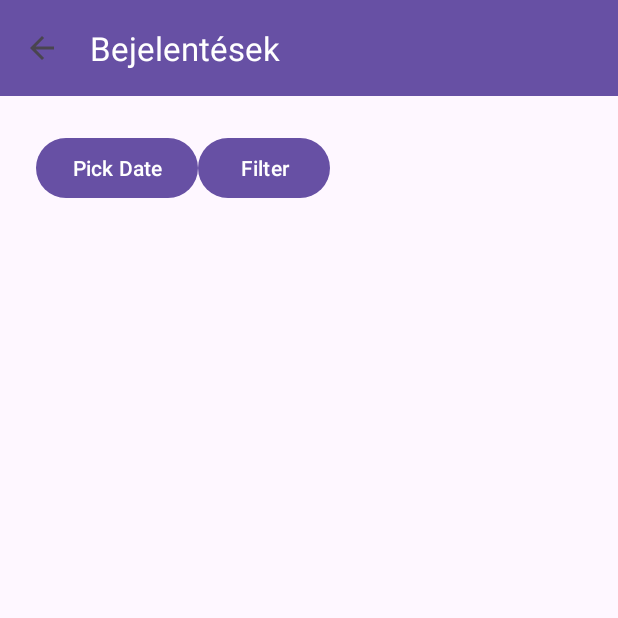
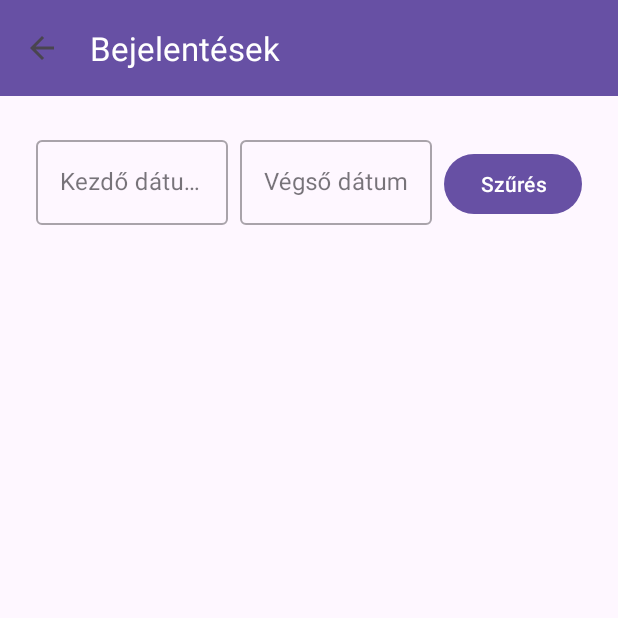
Before and after one commit to alukacs03/mobile-dev-course, an Android app: the ReadingListActivity screen opened directly, with no data from a screen before it, on a phone screen of 412 x 824 dp, the top half of it. Run offline under Robolectric (Android 15) with nearby library versions, the phone set to English and light mode, and no system bars; our stand-ins replace Firebase (no records; nobody signed in at launch, a user with empty details on screens opened directly).

Commit message:
basically done

```diff
--- a/app/src/main/res/layout/activity_action_menu.xml
+++ b/app/src/main/res/layout/activity_action_menu.xml
@@ -119,7 +119,7 @@
                 <ImageView
                     android:layout_width="96dp"
                     android:layout_height="96dp"
-                    android:src="@drawable/edit_data"
+                    android:src="@drawable/edit_user"
                     android:layout_gravity="center_horizontal"
                     />
 
@@ -160,7 +160,7 @@
                 <ImageView
                     android:layout_width="96dp"
                     android:layout_height="96dp"
-                    android:src="@drawable/ic_baseline_settings_ethernet_24"
+                    android:src="@drawable/edit_data"
                     android:layout_gravity="center_horizontal" />
 
                 <TextView
--- a/app/src/main/res/layout/activity_reading_list.xml
+++ b/app/src/main/res/layout/activity_reading_list.xml
@@ -31,17 +31,45 @@
             android:orientation="horizontal"
             android:padding="16dp">
 
-            <Button
-                android:id="@+id/btnPickDate"
-                android:layout_width="wrap_content"
+            <com.google.android.material.textfield.TextInputLayout
+                android:id="@+id/startDatePickerInputLayout"
+                style="@style/Widget.MaterialComponents.TextInputLayout.OutlinedBox"
+                android:layout_width="0dp"
                 android:layout_height="wrap_content"
-                android:text="Pick Date" />
+                android:layout_weight="1"
+                android:hint="Kezdő dátum">
+
+                <com.google.android.material.textfield.TextInputEditText
+                    android:id="@+id/startDatePickerET"
+                    android:layout_width="match_parent"
+                    android:layout_height="wrap_content"
+                    android:focusable="false"
+                    android:inputType="none" />
+            </com.google.android.material.textfield.TextInputLayout>
+
+            <com.google.android.material.textfield.TextInputLayout
+                android:id="@+id/endDatePickerInputLayout"
+                style="@style/Widget.MaterialComponents.TextInputLayout.OutlinedBox"
+                android:layout_width="0dp"
+                android:layout_height="wrap_content"
+                android:layout_weight="1"
+                android:layout_marginStart="8dp"
+                android:hint="Végső dátum">
+
+                <com.google.android.material.textfield.TextInputEditText
+                    android:id="@+id/endDatePickerET"
+                    android:layout_width="match_parent"
+                    android:layout_height="wrap_content"
+                    android:focusable="false"
+                    android:inputType="none" />
+            </com.google.android.material.textfield.TextInputLayout>
 
             <Button
                 android:id="@+id/btnFilterReadings"
                 android:layout_width="wrap_content"
                 android:layout_height="wrap_content"
-                android:text="Filter" />
+                android:layout_marginStart="8dp"
+                android:text="Szűrés" />
         </LinearLayout>
 
         <androidx.recyclerview.widget.RecyclerView
```
Also changed, not shown: app/src/main/java/hu/numnet/gazmester/NewReadingActivity.java (+11 -18 lines), app/src/main/java/hu/numnet/gazmester/ReadingListActivity.java (+51 -4 lines), app/src/main/res/drawable/edit_user.png (added), app/src/main/res/drawable/placeholder_image.png (added).
